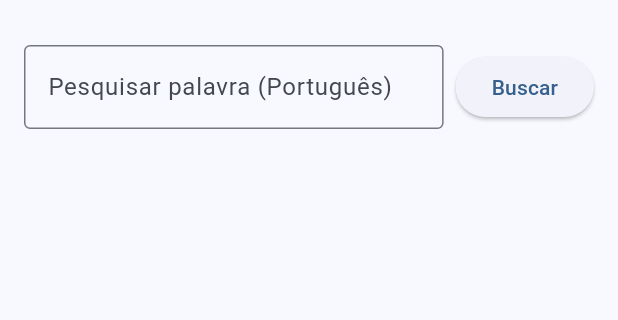
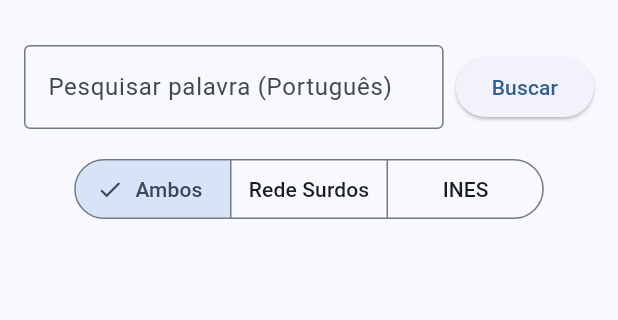
Before and after one commit to 3duardobn/libras_dicionario, a Flutter app: the screen it shows after launch, after a tap on "Buscar", on a phone screen of 412 x 824 dp, the part 63-383 px from its top. Run offline on Flutter 3.47's test engine with Material 3 defaults, Android fonts, the phone set to English and light mode, and no system bars; our stand-ins replace chewie, flutter_html, video_player, youtube_player_flutter.

Commit message:
feat: add source filter option to search
- Added `source` parameter to `ApiService.search` to conditionally fetch from selected sources.
- Added a `SegmentedButton` to `DictionaryHomePage` allowing users to filter by "Ambos", "RedeSurdos", or "INES".
- The search automatically updates if a query is present when the user changes the filter option.

Co-authored-by: 3duardobn <18537291+3duardobn@users.noreply.github.com>

```diff
--- a/libras_dictionary/lib/api_service.dart
+++ b/libras_dictionary/lib/api_service.dart
@@ -20,23 +20,27 @@ import 'models.dart';
 class ApiService {
   List<dynamic>? _cachedInesData;
 
-  Future<List<DictItem>> search(String query) async {
+  Future<List<DictItem>> search(String query, {String source = 'Ambos'}) async {
     final List<DictItem> results = [];
 
     // Fetch from RedeSurdos
+    if (source == 'Ambos' || source == 'RedeSurdos') {
       try {
         final redeSurdosResults = await _fetchRedeSurdos(query);
         results.addAll(redeSurdosResults);
       } catch (e) {
         // Ignored for now
       }
+    }
 
     // Fetch from INES
+    if (source == 'Ambos' || source == 'INES') {
       try {
         final inesResults = await _fetchInes(query);
         results.addAll(inesResults);
       } catch (e) {
         // Ignored for now
+      }
     }
 
     return results;
--- a/libras_dictionary/lib/main.dart
+++ b/libras_dictionary/lib/main.dart
@@ -53,6 +53,7 @@ class _DictionaryHomePageState extends State<DictionaryHomePage> {
   final TextEditingController _searchController = TextEditingController();
   List<DictItem> _results = [];
   bool _isLoading = false;
+  String _selectedSource = 'Ambos';
 
   void _performSearch() async {
     final query = _searchController.text.trim();
@@ -63,7 +64,7 @@ class _DictionaryHomePageState extends State<DictionaryHomePage> {
       _results = [];
     });
 
-    final results = await _apiService.search(query);
+    final results = await _apiService.search(query, source: _selectedSource);
 
     setState(() {
       _results = results;
@@ -101,6 +102,35 @@ class _DictionaryHomePageState extends State<DictionaryHomePage> {
               ],
             ),
           ),
+          Padding(
+            padding: const EdgeInsets.symmetric(horizontal: 16.0),
+            child: SegmentedButton<String>(
+              segments: const [
+                ButtonSegment<String>(
+                  value: 'Ambos',
+                  label: Text('Ambos'),
+                ),
+                ButtonSegment<String>(
+                  value: 'RedeSurdos',
+                  label: Text('Rede Surdos'),
+                ),
+                ButtonSegment<String>(
+                  value: 'INES',
+                  label: Text('INES'),
+                ),
+              ],
+              selected: <String>{_selectedSource},
+              onSelectionChanged: (Set<String> newSelection) {
+                setState(() {
+                  _selectedSource = newSelection.first;
+                });
+                if (_searchController.text.trim().isNotEmpty) {
+                  _performSearch();
+                }
+              },
+            ),
+          ),
+          const SizedBox(height: 16),
           if (_isLoading)
             const Padding(
               padding: EdgeInsets.all(32.0),
```
Lines whose indentation alone changed are shown as unchanged.
